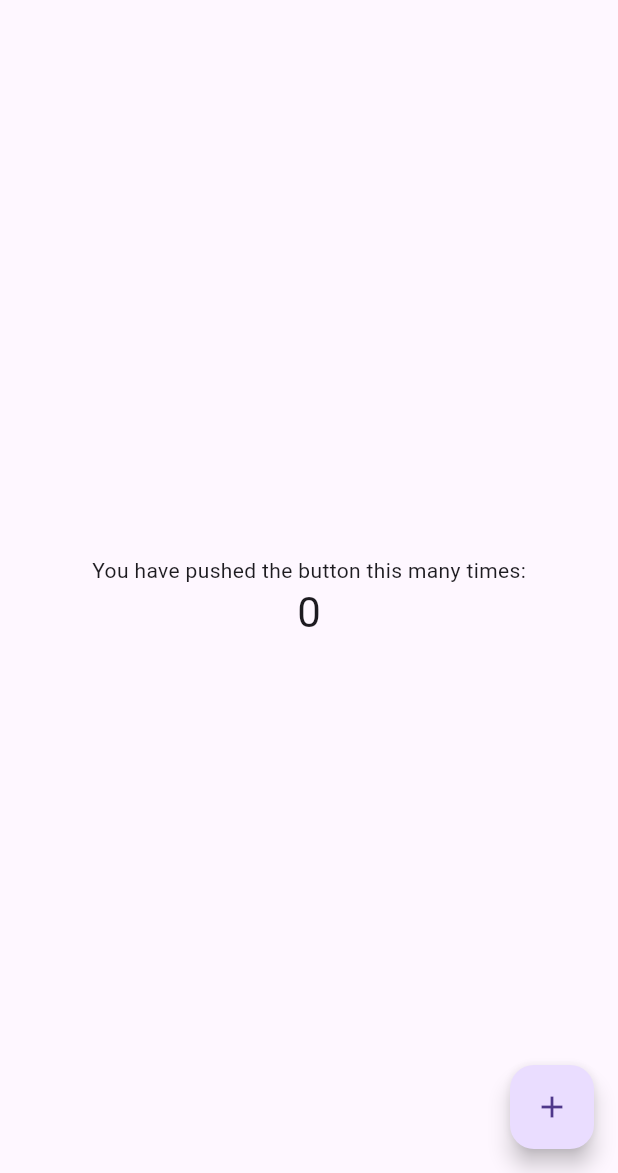
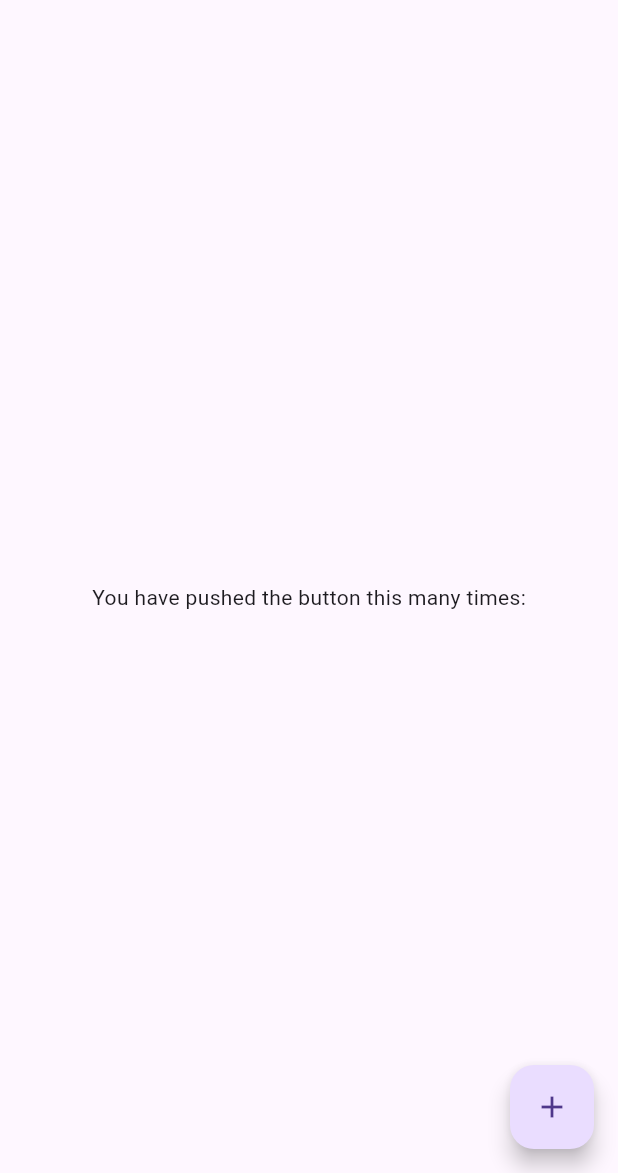
Before and after one commit to rlarldud1234/Life-Check, a Flutter app: the screen it shows after launch, on a phone screen of 412 x 824 dp, the part 63-1236 px from its top. Run offline on Flutter 3.47's test engine with Material 3 defaults, Android fonts, the phone set to English and light mode, and no system bars; our stand-ins replace flutter_native_splash.

```diff
--- a/lib/main.dart
+++ b/lib/main.dart
@@ -73,10 +73,6 @@ class _MyHomePageState extends State<MyHomePage> {
             const Text(
               'You have pushed the button this many times:',
             ),
-            Text(
-              '$_counter',
-              style: Theme.of(context).textTheme.headline4,
-            ),
           ],
         ),
       ),
```
Also changed, not shown: pubspec.yaml (+16 -7 lines), assets/images/logo.png (deleted), assets/images/splash.png (added), 27 other files.
